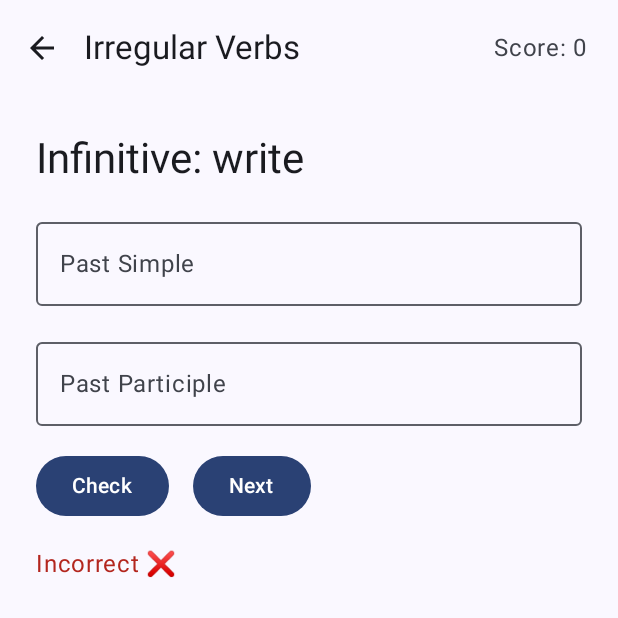
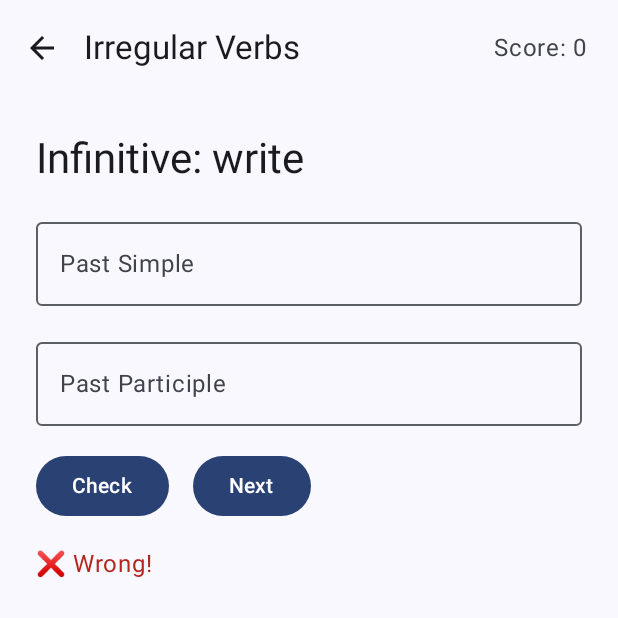
Before and after one commit to sieluka/English-Bee, an Android app built with Jetpack Compose: the VerbQuizScreen screen opened through its navigation route, after a tap on "Check", on a phone screen of 412 x 824 dp, the top half of it. Run offline under Robolectric (Android 15) with nearby library versions, the phone set to English and light mode, and no system bars; our stand-ins replace Room's generated code.

Commit message:
text res

```diff
--- a/app/src/main/java/com/example/englishbee/screens/DictionaryPage.kt
+++ b/app/src/main/java/com/example/englishbee/screens/DictionaryPage.kt
@@ -11,8 +11,10 @@ import androidx.compose.material3.*
 import androidx.compose.runtime.*
 import androidx.compose.ui.Alignment
 import androidx.compose.ui.Modifier
+import androidx.compose.ui.res.stringResource
 import androidx.compose.ui.unit.dp
 import androidx.lifecycle.viewmodel.compose.viewModel
+import com.example.englishbee.R
 import com.example.englishbee.model.DictionaryEntry
 import com.example.englishbee.viewmodel.DictionaryViewModel
 
@@ -45,7 +47,7 @@ fun ScreenThree(
                 TextField(
                     value = state.query,
                     onValueChange = viewModel::onQueryChange,
-                    placeholder = { Text("Enter word") },
+                    placeholder = { Text(stringResource(R.string.enter_word)) },
                     singleLine = true,
                     modifier = Modifier.weight(1f)
                 )
@@ -68,7 +70,7 @@ fun ScreenThree(
             when {
                 state.isLoading -> CircularProgressIndicator()
                 state.error != null -> Text(
-                    text = state.error ?: "Error",
+                    text = state.error ?: stringResource(R.string.error),
                     color = MaterialTheme.colorScheme.error
                 )
                 state.entries.isNotEmpty() -> LazyColumn(
--- a/app/src/main/java/com/example/englishbee/screens/MenuPage.kt
+++ b/app/src/main/java/com/example/englishbee/screens/MenuPage.kt
@@ -128,7 +128,7 @@ fun ScreenTwo(
                 modifier = Modifier
                     .padding(16.dp)
                     .fillMaxWidth(0.6f)
-            ) { Text("Logout") }
+            ) { Text(stringResource(R.string.logout)) }
 
 
         }
--- a/app/src/main/java/com/example/englishbee/screens/VerbQuizScreen.kt
+++ b/app/src/main/java/com/example/englishbee/screens/VerbQuizScreen.kt
@@ -16,6 +16,8 @@ import com.example.englishbee.viewmodel.VerbQuizViewModelFactory
 import com.example.englishbee.util.ScoreManager
 import androidx.compose.runtime.getValue
 import androidx.compose.runtime.collectAsState
+import androidx.compose.ui.res.stringResource
+import com.example.englishbee.R
 
 import com.example.englishbee.viewmodel.VerbQuizUiState
 @OptIn(ExperimentalMaterial3Api::class)
@@ -31,7 +33,7 @@ fun VerbQuizScreen(
     Scaffold(
         topBar = {
             TopAppBar(
-                title = { Text("Irregular Verbs") },
+                title = { Text(stringResource(R.string.irregular_verbs)) },
                 navigationIcon = {
                     IconButton(onClick = onBack) {
                         Icon(imageVector = Icons.Default.ArrowBack, contentDescription = null)
@@ -73,29 +75,29 @@ fun VerbQuizScreen(
                 OutlinedTextField(
                     value = state.pastInput,
                     onValueChange = vm::onPastChange,
-                    label = { Text("Past Simple") },
+                    label = { Text(stringResource(R.string.past_simple)) },
                     modifier = Modifier.fillMaxWidth()
                 )
 
                 OutlinedTextField(
                     value = state.partInput,
                     onValueChange = vm::onPartChange,
-                    label = { Text("Past Participle") },
+                    label = { Text(stringResource(R.string.past_participle)) },
                     modifier = Modifier.fillMaxWidth()
                 )
 
                 Row(horizontalArrangement = Arrangement.spacedBy(16.dp)) {
                     Button(onClick = vm::check) {
-                        Text("Check")
+                        Text(stringResource(R.string.check))
                     }
 
                     Button(onClick = vm::loadNext) {
-                        Text("Next")
+                        Text(stringResource(R.string.next))
                     }
                 }
 
                 state.feedback?.let { correct ->
-                    val msg = if (correct) "Correct ✅" else "Incorrect ❌"
+                    val msg = if (correct) stringResource(R.string.correct) else stringResource(R.string.wrong)
                     val color =
                         if (correct) MaterialTheme.colorScheme.primary else MaterialTheme.colorScheme.error
                     Text(text = msg, color = color)
--- a/app/src/main/res/values/strings.xml
+++ b/app/src/main/res/values/strings.xml
@@ -11,4 +11,18 @@
     <string name="login">Login</string>
     <string name="password">Password</string>
     <string name="register">Register</string>
+    <string name="enter_word">Enter word</string>
+    <string name="error">Error</string>
+    <string name="grammar_quiz">Grammar Quiz</string>
+    <string name="your_answer">Your answer</string>
+    <string name="correct">✅ Correct!</string>
+    <string name="wrong">❌ Wrong!</string>
+    <string name="check">Check</string>
+    <string name="next">Next</string>
+    <string name="logout">Logout</string>
+    <string name="irregular_verbs">Irregular Verbs</string>
+    <string name="past_simple">Past Simple</string>
+    <string name="past_participle">Past Participle</string>
+    <string name="vocabulary_quiz">Vocabulary Quiz</string>
+    <string name="your_translation">Your translation</string>
 </resources>
```
Also changed, not shown: app/src/main/java/com/example/englishbee/screens/GrammarQuizScreen.kt (+8 -6 lines), app/src/main/java/com/example/englishbee/screens/VocabularyScreen.kt (+7 -5 lines).
